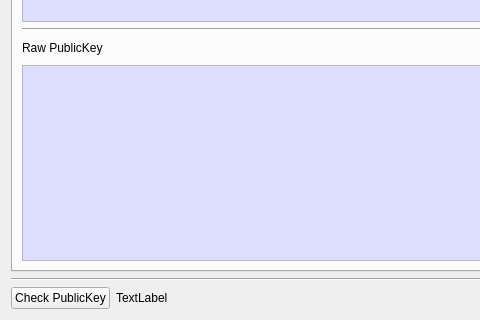
First picture: the form in CryptokiMan/pri_key_info_dlg.ui, repository jykim74/CryptokiMan, before the edit; both pictures show x 0 to 480 and y 323 to 643 of the 606 by 643 pixel window.
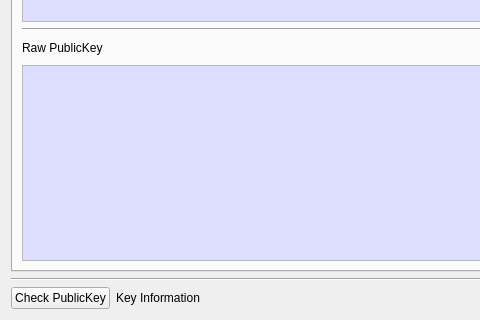
Second picture: the form after the edit.

```diff
--- a/CryptokiMan/pri_key_info_dlg.ui
+++ b/CryptokiMan/pri_key_info_dlg.ui
@@ -2607,7 +2607,7 @@
      <item row="0" column="1">
       <widget class="QLabel" name="mInfoLabel">
        <property name="text">
-        <string>TextLabel</string>
+        <string>Key Information</string>
        </property>
       </widget>
      </item>
```
